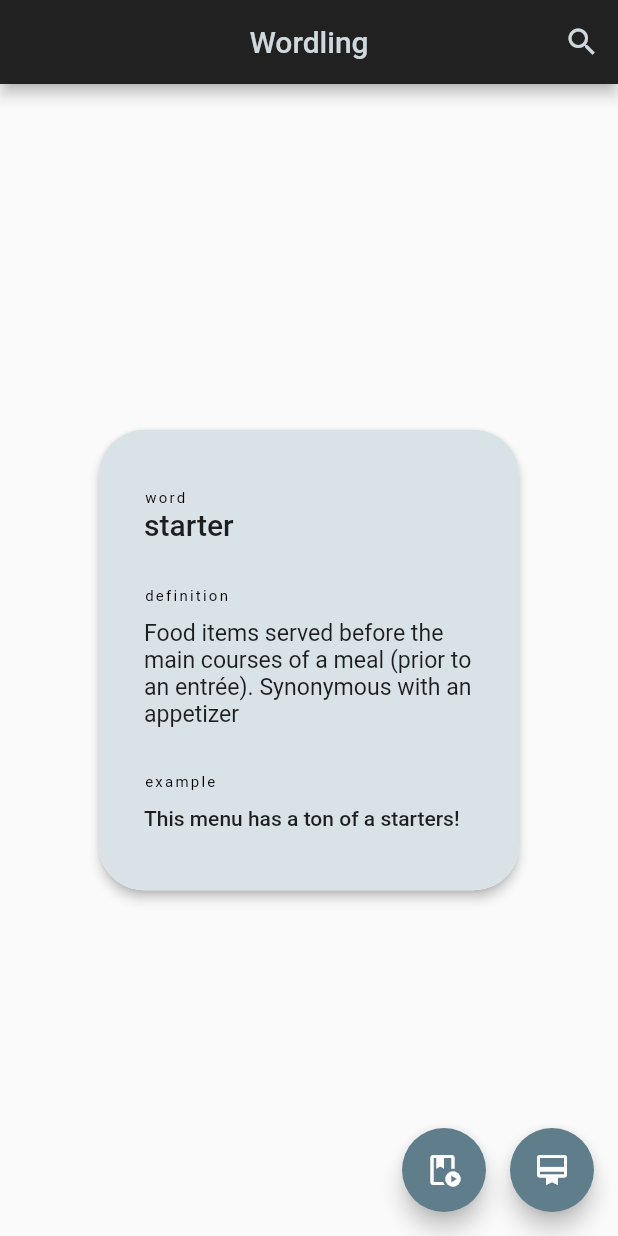
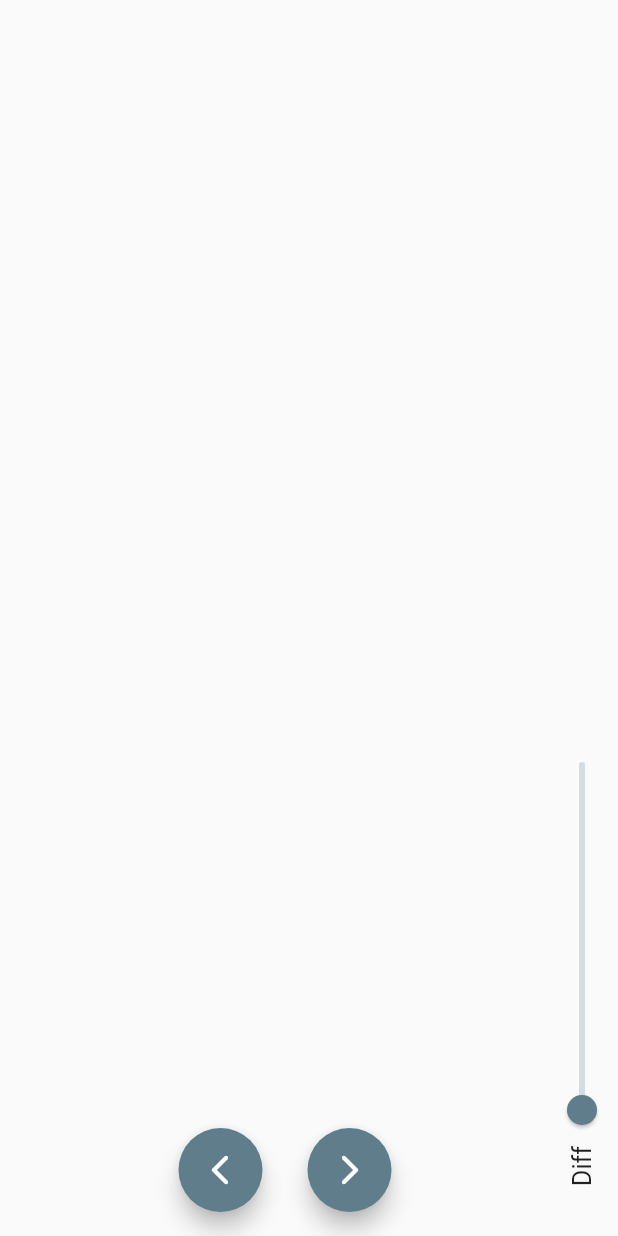
Before and after one commit to sami-bre/Wordling, a Flutter app: the screen it shows after launch, after a tap on the "play lesson" icon, on a phone screen of 412 x 824 dp. Run offline on Flutter 3.47's test engine with Material 2 defaults, Android fonts, the phone set to English and light mode, and no system bars; our stand-ins replace flip_card, sqflite; accounts and stored records are empty.

Commit message:
built the widgets and visuals in the study page. the logic remains.

```diff
--- a/lib/main.dart
+++ b/lib/main.dart
@@ -1,7 +1,7 @@
 import 'package:flutter/material.dart';
+import 'package:wordling/ui/study.dart';
 import 'ui/front.dart';
 import 'ui/saved_definitions.dart';
-
 
 void main() {
   runApp(
@@ -11,8 +11,10 @@ void main() {
       theme: ThemeData(
         primarySwatch: Colors.blueGrey,
       ),
-      routes: {'/': (context) => const Front(),
-      '/saved':(context) => SavedDefinitions(),
+      routes: {
+        '/': (context) => const Front(),
+        '/saved': (context) => const SavedDefinitions(),
+        '/study': (context) => const Study(),
       },
     ),
   );
--- a/lib/ui/definition_card.dart
+++ b/lib/ui/definition_card.dart
@@ -4,28 +4,43 @@ import '../util/dbhelper.dart';
 
 class DefinitionCard extends StatefulWidget {
   final Definition definition;
+  final bool isFront; // if isFront, the card only shows the word.
+  final bool isIdle; // if idle, the card won't respond to a double tap
   final Function(bool isBeingSaved)? onSerialize;
 
-  // ignore: use_key_in_widget_constructors
-  const DefinitionCard(this.definition, {this.onSerialize});
+  const DefinitionCard(
+    this.definition, {
+    this.isFront = false,
+    this.isIdle = false,
+    this.onSerialize,
+    Key? key,
+  }) : super(key: key);
 
   @override
-  _DefinitionCardState createState() =>
+  DefinitionCardState createState() =>
       // ignore: no_logic_in_create_state
-      _DefinitionCardState(definition: definition, onSerialize: onSerialize);
+      DefinitionCardState(
+          definition: definition,
+          isFront: isFront,
+          isIdle: isIdle,
+          onSerialize: onSerialize);
 }
 
-class _DefinitionCardState extends State<DefinitionCard> {
+class DefinitionCardState extends State<DefinitionCard> {
   DbHelper helper = DbHelper();
   final Definition definition;
+  bool isFront;
+  bool isIdle;
   final Function(bool)?
       onSerialize; // a function to do sth in addition to saving/deleting uopn double click.
   bool isSaved = false;
   final Color savedColor = const Color.fromARGB(255, 142, 183, 255);
   final Color unsavedColor = const Color.fromARGB(255, 217, 227, 231);
 
-  _DefinitionCardState({
+  DefinitionCardState({
     required this.definition,
+    required this.isFront,
+    required this.isIdle,
     this.onSerialize,
   });
 
@@ -42,10 +57,23 @@ class _DefinitionCardState extends State<DefinitionCard> {
 
   @override
   Widget build(BuildContext context) {
+    // the style of the word text depends on whether this is a front
+    TextStyle wordTextStyle;
+    TextStyle wordLabelStyle;
+    if (isFront) {
+      wordTextStyle = Theme.of(context).textTheme.displaySmall!;
+      wordLabelStyle = Theme.of(context).textTheme.labelLarge!;
+    } else {
+      wordTextStyle = Theme.of(context).textTheme.headline6!;
+      wordLabelStyle = Theme.of(context).textTheme.labelSmall!;
+    }
     return Container(
       margin: const EdgeInsets.symmetric(vertical: 16.0),
       child: GestureDetector(
-        onDoubleTap: () {
+        onDoubleTap: isIdle
+            ? null
+            : () {
+                // act upon double tap only if the card is not idle.
                 if (!isSaved) {
                   // the word is not saved so save it.
                   helper.insertDefinition(definition);
@@ -81,50 +109,50 @@ class _DefinitionCardState extends State<DefinitionCard> {
                     horizontal: 30.0, vertical: 40.0),
                 child: Column(
                   mainAxisSize: MainAxisSize.min,
-                  crossAxisAlignment: CrossAxisAlignment.start,
+                  crossAxisAlignment: CrossAxisAlignment.stretch,
                   children: <Widget>[
-                    if (definition.word != '')
                     Text(
                       'word',
-                        style: Theme.of(context).textTheme.labelSmall,
+                      style: wordLabelStyle,
+                      textAlign: isFront ? TextAlign.center : null,
                     ),
-                    if (definition.word != '')
                     Text(
                       definition.word,
-                        style: Theme.of(context).textTheme.headline6,
+                      style: wordTextStyle,
+                      textAlign: isFront ? TextAlign.center : null,
                     ),
-                    if (definition.definition != '')
+                    if (definition.definition != '' && !isFront)
                       const SizedBox(
                         height: 30.0,
                       ),
-                    if (definition.definition != '')
+                    if (definition.definition != '' && !isFront)
                       Text(
                         'definition',
                         style: Theme.of(context).textTheme.labelSmall,
                       ),
-                    if (definition.definition != '')
+                    if (definition.definition != '' && !isFront)
                       const SizedBox(
                         height: 10.0,
                       ),
-                    if (definition.definition != '')
+                    if (definition.definition != '' && !isFront)
                       Text(
                         definition.definition,
                         textScaleFactor: 1.1,
                       ),
-                    if (definition.example != '')
+                    if (definition.example != '' && !isFront)
                       const SizedBox(
                         height: 30.0,
                       ),
-                    if (definition.example != '')
+                    if (definition.example != '' && !isFront)
                       Text(
                         'example',
                         style: Theme.of(context).textTheme.labelSmall,
                       ),
-                    if (definition.example != '')
+                    if (definition.example != '' && !isFront)
                       const SizedBox(
                         height: 10.0,
                       ),
-                    if (definition.example != '')
+                    if (definition.example != '' && !isFront)
                       Text(
                         definition.example,
                         style: Theme.of(context).textTheme.bodyLarge,
@@ -136,4 +164,10 @@ class _DefinitionCardState extends State<DefinitionCard> {
       ),
     );
   }
+
+  toggleFront() {
+    setState(() {
+      isFront = !isFront;
+    });
   }
+}
--- a/lib/ui/front.dart
+++ b/lib/ui/front.dart
@@ -100,7 +100,7 @@ class _FrontState extends State<Front> {
           children: [
             FloatingActionButton(
               heroTag: 'playButton',
-              onPressed: () {},
+              onPressed: () => Navigator.pushNamed(context, '/study'),
               child: const Icon(Icons.play_lesson_outlined),
             ),
             const SizedBox(width: 16),
--- /dev/null
+++ b/lib/ui/study.dart
@@ -0,0 +1,115 @@
+import 'package:flip_card/flip_card.dart';
+import 'package:flutter/material.dart';
+import 'package:wordling/ui/definition_card.dart';
+import 'package:wordling/ui/random_definition_display.dart';
+import 'package:wordling/util/dbhelper.dart';
+
+import '../models/definition.dart';
+
+class Study extends StatefulWidget {
+  const Study({Key? key}) : super(key: key);
+
+  @override
+  State<Study> createState() => _StudyState();
+}
+
+class _StudyState extends State<Study> {
+  DbHelper helper = DbHelper();
+  List<Definition> defnsToStudy = [];
+
+  @override
+  void initState() {
+    getDefnsToStudy();
+    super.initState();
+  }
+
+  void getDefnsToStudy() async {
+    defnsToStudy = await helper.getAllDefinitions();
+    setState(() {
+      defnsToStudy = defnsToStudy;
+    });
+  }
+
+  @override
+  Widget build(BuildContext context) {
+    double sliderHeight;
+    MediaQuery.of(context).orientation == Orientation.portrait
+        ? sliderHeight = 280
+        : sliderHeight = 220;
+    return Scaffold(
+      body: SafeArea(
+        child: Row(
+          children: [
+            Expanded(
+              child: SingleChildScrollView(
+                child: Padding(
+                  padding: const EdgeInsets.only(left: 8.0),
+                  child: defnsToStudy.isEmpty
+                      ? Container()
+                      : FlipCard(
+                          speed: 200,
+                          fill: Fill.fillFront,
+                          front: DefinitionCard(defnsToStudy[0],
+                              isIdle: true, isFront: true),
+                          back: DefinitionCard(
+                            defnsToStudy[0],
+                            isIdle: true,
+                          ),
+                        ),
+                ),
+              ),
+            ),
+            Column(
+              mainAxisAlignment: MainAxisAlignment.end,
+              children: [
+                SizedBox(
+                  height: sliderHeight,
+                  child: RotatedBox(
+                    quarterTurns: 3,
+                    child: Slider(
+                      value: 0,
+                      onChanged: (value) {},
+                    ),
+                  ),
+                ),
+                SizedBox(
+                  height: 60,
+                  child: Column(
+                    children: const [
+                      RotatedBox(
+                        quarterTurns: 3,
+                        child: Text(
+                          'Diff',
+                          textScaleFactor: 1.2,
+                        ),
+                      ),
+                      Expanded(
+                        child: SizedBox(),
+                      )
+                    ],
+                  ),
+                ),
+              ],
+            )
+          ],
+        ),
+      ),
+      floatingActionButton: Row(
+        mainAxisAlignment: MainAxisAlignment.center,
+        children: [
+          FloatingActionButton(
+            heroTag: 'previous',
+            onPressed: () {},
+            child: const Icon(Icons.arrow_back_ios_rounded),
+          ),
+          const SizedBox(width: 30),
+          FloatingActionButton(
+            heroTag: 'forward',
+            onPressed: () {},
+            child: const Icon(Icons.arrow_forward_ios_rounded),
+          ),
+        ],
+      ),
+    );
+  }
+}
--- a/pubspec.yaml
+++ b/pubspec.yaml
@@ -32,6 +32,7 @@ dependencies:
   sqflite: ^2.0.0
   path: 1.8.1
   http: ^0.13.5
+  flip_card: ^0.6.0
 
 
   # The following adds the Cupertino Icons font to your application.
```
Also changed, not shown: lib/SRS/srs.dart (+72 -0 lines), pubspec.lock. Lines whose indentation alone changed are shown as unchanged.
